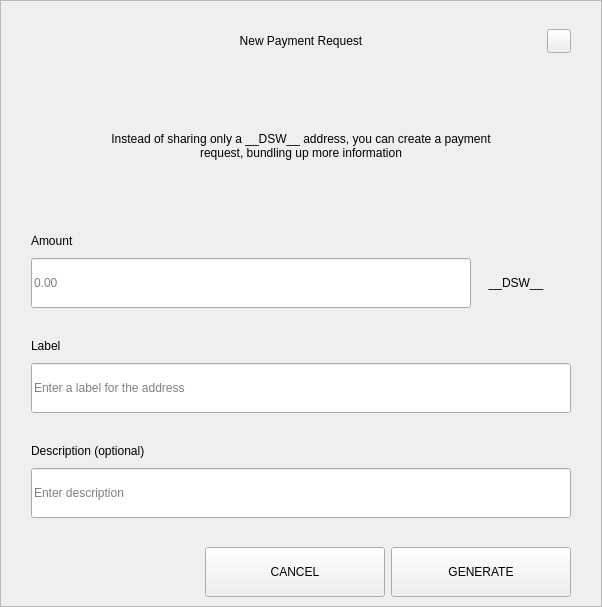
This is src/qt/pivx/forms/requestdialog.ui in decenomy/DSW as Qt 5 draws it before an edit. The edited form follows.
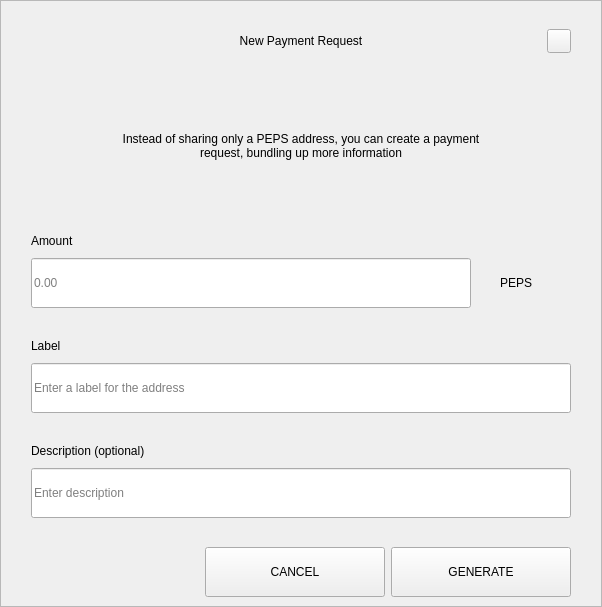
This is the edited form.

```diff
--- a/src/qt/pivx/forms/requestdialog.ui
+++ b/src/qt/pivx/forms/requestdialog.ui
@@ -210,7 +210,7 @@
              </size>
             </property>
             <property name="text">
-             <string>Instead of sharing only a __DSW__ address, you can create a payment request, bundling up more information</string>
+             <string>Instead of sharing only a PEPS address, you can create a payment request, bundling up more information</string>
             </property>
             <property name="alignment">
              <set>Qt::AlignCenter</set>
@@ -327,7 +327,7 @@
                    <item>
                     <widget class="QLabel" name="comboBoxCoin">
                      <property name="text">
-                      <string>__DSW__</string>
+                      <string>PEPS</string>
                      </property>
                      <property name="alignment">
                       <set>Qt::AlignCenter</set>
```
